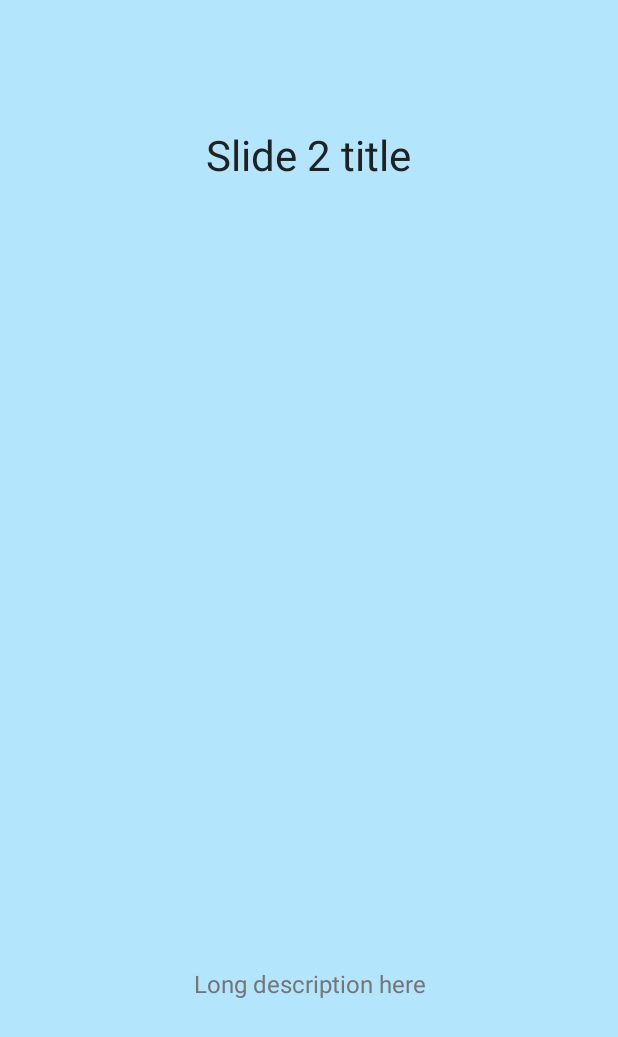
After one commit to OzanPINAR/MevzuBahis, an Android app: the layout intro2.xml on its own in the app's theme, with its tools: preview values and no code run, on a phone screen of 412 x 824 dp. The commit adds this screen. Shown: the top 1037 px of the screen. Run offline under Robolectric (Android 15) with nearby library versions, the phone set to English and light mode, and no system bars.

Commit message:
intro slider added

```diff
--- a/app/build.gradle
+++ b/app/build.gradle
@@ -1,5 +1,6 @@
 apply plugin: 'com.android.application'
 apply plugin: 'android-apt'
+
 
 android {
   compileSdkVersion 25
@@ -40,4 +41,6 @@ dependencies {
   releaseCompile 'com.squareup.leakcanary:leakcanary-android-no-op:1.5'
   testCompile 'com.squareup.leakcanary:leakcanary-android-no-op:1.5'
   compile 'com.github.medyo:android-about-page:1.1.1'
+  compile 'com.github.paolorotolo:appintro:4.0.0'
+
 }
--- a/app/src/main/AndroidManifest.xml
+++ b/app/src/main/AndroidManifest.xml
@@ -17,6 +17,12 @@
     </activity>
     <activity android:name=".Activities.AboutActivity">
     </activity>
+    <activity
+        android:name=".Activities.DefaultIntro"
+        android:label="Intro Label"
+        android:theme="@style/FullscreenTheme">
+
+    </activity>
   </application>
 
 </manifest>
--- /dev/null
+++ b/app/src/main/res/layout/intro2.xml
@@ -0,0 +1,50 @@
+<?xml version="1.0" encoding="utf-8"?>
+<LinearLayout xmlns:android="http://schemas.android.com/apk/res/android"
+    android:orientation="vertical" android:layout_width="match_parent"
+    android:layout_height="match_parent"
+    android:background="@color/colorPrimaryLight"
+    android:layout_weight="10"
+    android:id="@+id/main">
+
+  <TextView
+      android:layout_width="wrap_content"
+      android:layout_height="0dp"
+      android:layout_gravity="center"
+      android:gravity="center"
+      android:paddingLeft="32dp"
+      android:layout_weight="3"
+      android:textColor="@color/colorPrimaryText"
+      android:paddingRight="32dp"
+      android:textSize="28sp"
+      android:text="Slide 2 title"/>
+
+  <LinearLayout
+      android:layout_width="fill_parent"
+      android:layout_height="0dp"
+      android:orientation="vertical"
+      android:gravity="center"
+      android:layout_weight="5">
+
+    <ImageView
+        android:layout_width="wrap_content"
+        android:layout_height="wrap_content"
+        android:layout_gravity="center"
+        android:paddingLeft="16dp"
+        android:paddingRight="16dp"
+        />
+  </LinearLayout>
+  <TextView
+      android:layout_width="wrap_content"
+      android:layout_height="0dp"
+      android:layout_weight="3"
+      android:layout_gravity="center"
+      android:gravity="center"
+      android:textColor="@color/colorSecondaryText"
+      android:paddingLeft="64dp"
+      android:paddingRight="64dp"
+      android:textSize="16sp"
+      android:text="Long description here"/>
+  <TextView
+      android:layout_width="fill_parent"
+      android:layout_height="64dp" />
+</LinearLayout>
--- a/app/src/main/res/values/strings.xml
+++ b/app/src/main/res/values/strings.xml
@@ -2,4 +2,5 @@
   <string name="app_name">Mevzubahis</string>
   <string name="about">About</string>
   <string name="settings">Settings</string>
+  <string name="skip">Skip</string>
 </resources>
--- a/app/src/main/res/values/styles.xml
+++ b/app/src/main/res/values/styles.xml
@@ -8,4 +8,9 @@
     <item name="colorAccent">@color/colorAccent</item>
   </style>
 
+  <style name="FullscreenTheme" parent="Theme.AppCompat.Light.NoActionBar">
+
+
+  </style>
+
 </resources>
```
Also changed, not shown: app/src/main/java/ege/mevzubahis/Activities/DefaultIntro.java (added, +62 -0 lines), app/src/main/java/ege/mevzubahis/Fragments/IntroSlider.java (added, +46 -0 lines), app/src/main/java/ege/mevzubahis/MainActivity.java (+28 -0 lines), app/src/main/java/ege/mevzubahis/Managers/Config.java (added, +11 -0 lines), app/src/main/res/layout/intro.xml (added, +50 -0 lines), app/src/main/res/layout/intro3.xml (added, +50 -0 lines), app/src/main/res/layout/intro4.xml (added, +50 -0 lines).
